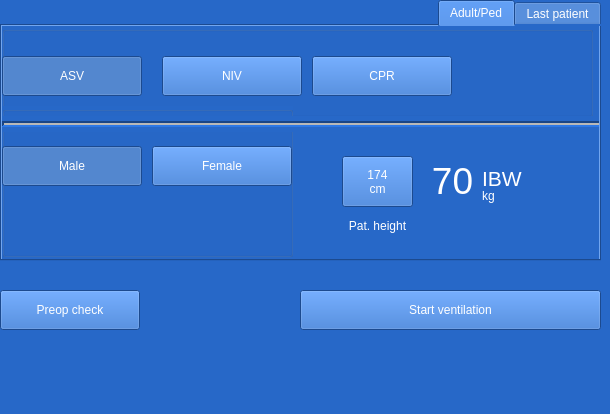
First picture: the form in start.ui, repository ParanoidAndroid-42/Ventilator_GUI, before the edit.
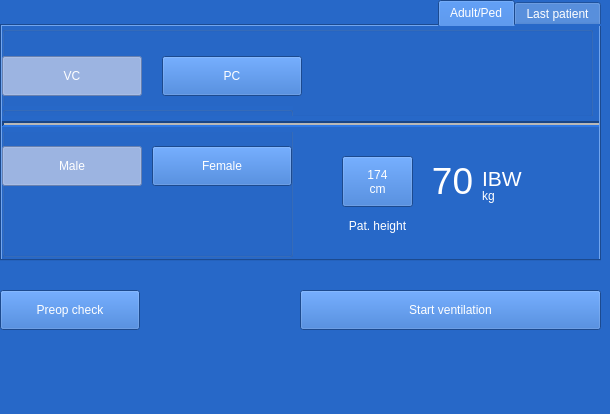
Second picture: the form after the edit.

```diff
--- a/start.ui
+++ b/start.ui
@@ -229,8 +229,13 @@
         </rect>
        </property>
        <property name="styleSheet">
-        <string notr="true">color: rgb(255, 255, 255);
-background-color: rgb(39, 104, 200);</string>
+        <string notr="true">QPushButton#Female {
+	color: rgb(255, 255, 255);
+	background-color: rgb(39, 104, 200);
+}
+QPushButton#Female:checked{
+    background-color: rgb(144, 179, 245);     	
+}</string>
        </property>
        <property name="text">
         <string>Female</string>
@@ -264,8 +269,13 @@
         </rect>
        </property>
        <property name="styleSheet">
-        <string notr="true">color: rgb(255, 255, 255);
-background-color: rgb(39, 104, 200);</string>
+        <string notr="true">QPushButton#Male {
+	color: rgb(255, 255, 255);
+	background-color: rgb(39, 104, 200);
+}
+QPushButton#Male:checked{
+    background-color: rgb(144, 179, 245);     
+}</string>
        </property>
        <property name="text">
         <string>Male</string>
@@ -302,7 +312,7 @@
       <property name="title">
        <string/>
       </property>
-      <widget class="QPushButton" name="ASV">
+      <widget class="QPushButton" name="VC">
        <property name="geometry">
         <rect>
          <x>0</x>
@@ -312,11 +322,16 @@
         </rect>
        </property>
        <property name="styleSheet">
-        <string notr="true">color: rgb(255, 255, 255);
-background-color: rgb(39, 104, 200);</string>
+        <string notr="true">QPushButton#VC {
+	color: rgb(255, 255, 255);
+	background-color: rgb(39, 104, 200);
+}
+QPushButton#VC:checked{
+    background-color: rgb(144, 179, 245);     
+}</string>
        </property>
        <property name="text">
-        <string>ASV</string>
+        <string>VC</string>
        </property>
        <property name="checkable">
         <bool>true</bool>
@@ -337,7 +352,7 @@
         <bool>false</bool>
        </property>
       </widget>
-      <widget class="QPushButton" name="NIV">
+      <widget class="QPushButton" name="PC">
        <property name="geometry">
         <rect>
          <x>160</x>
@@ -347,46 +362,16 @@
         </rect>
        </property>
        <property name="styleSheet">
-        <string notr="true">color: rgb(255, 255, 255);
-background-color: rgb(39, 104, 200);</string>
+        <string notr="true">QPushButton#PC {
+	color: rgb(255, 255, 255);
+	background-color: rgb(39, 104, 200);
+}
+QPushButton#PC:checked{
+    background-color: rgb(144, 179, 245);     
+}</string>
        </property>
        <property name="text">
-        <string>NIV</string>
-       </property>
-       <property name="checkable">
-        <bool>true</bool>
-       </property>
-       <property name="checked">
-        <bool>false</bool>
-       </property>
-       <property name="autoExclusive">
-        <bool>true</bool>
-       </property>
-       <property name="autoDefault">
-        <bool>false</bool>
-       </property>
-       <property name="default">
-        <bool>false</bool>
-       </property>
-       <property name="flat">
-        <bool>false</bool>
-       </property>
-      </widget>
-      <widget class="QPushButton" name="CPR">
-       <property name="geometry">
-        <rect>
-         <x>310</x>
-         <y>30</y>
-         <width>140</width>
-         <height>40</height>
-        </rect>
-       </property>
-       <property name="styleSheet">
-        <string notr="true">color: rgb(255, 255, 255);
-background-color: rgb(39, 104, 200);</string>
-       </property>
-       <property name="text">
-        <string>CPR</string>
+        <string>PC</string>
        </property>
        <property name="checkable">
         <bool>true</bool>
```
